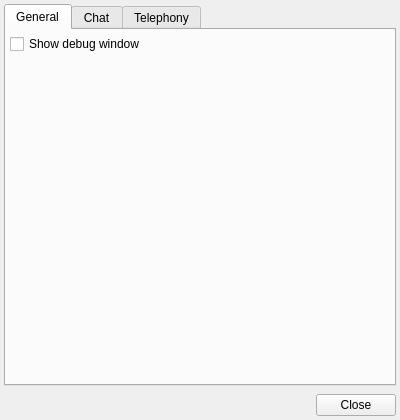
This is share/skins/default/settings.ui in itds-consulting/yate as Qt 5 draws it before an edit. The edited form follows.
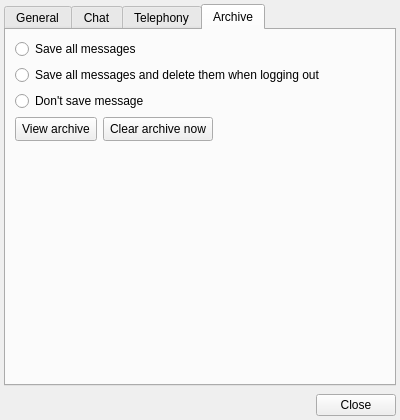
This is the edited form. The open tabs and pages were chosen to show the change. Icons and pictures are not drawn.

Commit message: Implemented chat log (archive).

What changed in the file:
```diff
--- a/share/skins/default/settings.ui
+++ b/share/skins/default/settings.ui
@@ -60,9 +60,6 @@
        <height>200</height>
       </size>
      </property>
-     <property name="styleSheet" >
-      <string/>
-     </property>
      <property name="currentIndex" >
       <number>0</number>
      </property>
@@ -438,6 +435,108 @@
        </item>
       </layout>
      </widget>
+     <widget class="QWidget" name="settings_archive" >
+      <attribute name="title" >
+       <string>Archive</string>
+      </attribute>
+      <attribute name="icon" >
+       <iconset>archive.png</iconset>
+      </attribute>
+      <layout class="QVBoxLayout" >
+       <item>
+        <widget class="QRadioButton" name="chat_save_all" >
+         <property name="text" >
+          <string>Save all messages</string>
+         </property>
+        </widget>
+       </item>
+       <item>
+        <widget class="QRadioButton" name="chat_save_untillogout" >
+         <property name="text" >
+          <string>Save all messages and delete them when logging out</string>
+         </property>
+        </widget>
+       </item>
+       <item>
+        <widget class="QRadioButton" name="chat_nosave" >
+         <property name="text" >
+          <string>Don't save message</string>
+         </property>
+        </widget>
+       </item>
+       <item>
+        <layout class="QHBoxLayout" >
+         <item>
+          <widget class="QToolButton" name="action_show_archive" >
+           <property name="sizePolicy" >
+            <sizepolicy vsizetype="Fixed" hsizetype="Minimum" >
+             <horstretch>0</horstretch>
+             <verstretch>0</verstretch>
+            </sizepolicy>
+           </property>
+           <property name="minimumSize" >
+            <size>
+             <width>0</width>
+             <height>24</height>
+            </size>
+           </property>
+           <property name="text" >
+            <string>View archive</string>
+           </property>
+          </widget>
+         </item>
+         <item>
+          <widget class="QToolButton" name="toolButton" >
+           <property name="sizePolicy" >
+            <sizepolicy vsizetype="Fixed" hsizetype="Minimum" >
+             <horstretch>0</horstretch>
+             <verstretch>0</verstretch>
+            </sizepolicy>
+           </property>
+           <property name="minimumSize" >
+            <size>
+             <width>0</width>
+             <height>24</height>
+            </size>
+           </property>
+           <property name="text" >
+            <string>Clear archive now</string>
+           </property>
+           <property name="_yate_identity" stdset="0" >
+            <string>archive:clear</string>
+           </property>
+          </widget>
+         </item>
+         <item>
+          <spacer>
+           <property name="orientation" >
+            <enum>Qt::Horizontal</enum>
+           </property>
+           <property name="sizeHint" >
+            <size>
+             <width>40</width>
+             <height>20</height>
+            </size>
+           </property>
+          </spacer>
+         </item>
+        </layout>
+       </item>
+       <item>
+        <spacer>
+         <property name="orientation" >
+          <enum>Qt::Vertical</enum>
+         </property>
+         <property name="sizeHint" >
+          <size>
+           <width>20</width>
+           <height>40</height>
+          </size>
+         </property>
+        </spacer>
+       </item>
+      </layout>
+     </widget>
     </widget>
    </item>
    <item>
```
The commit also changes 13 other files.
